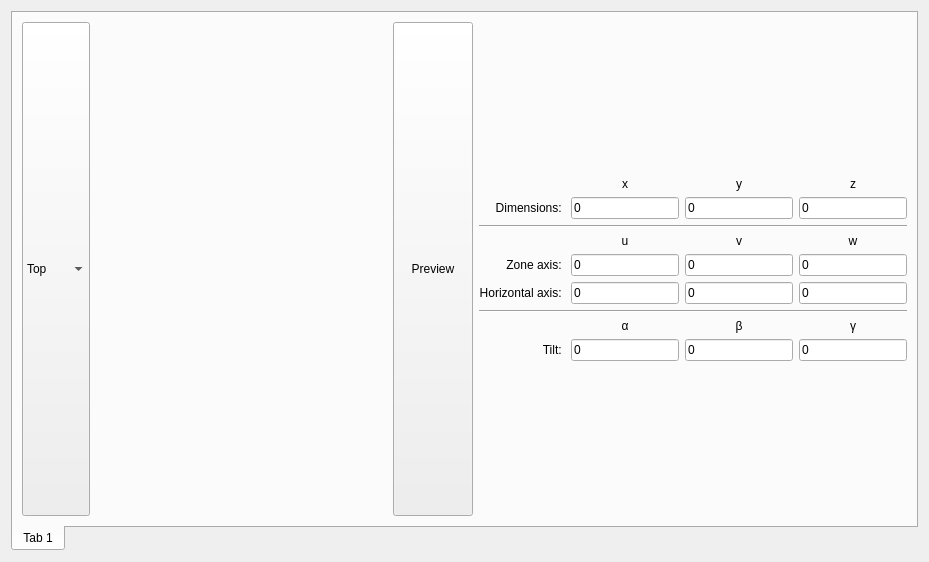
JJPPeters/clTEM, file src/gui/dialogs/settings/frames/cifcreatorframe.ui: the form before one commit.
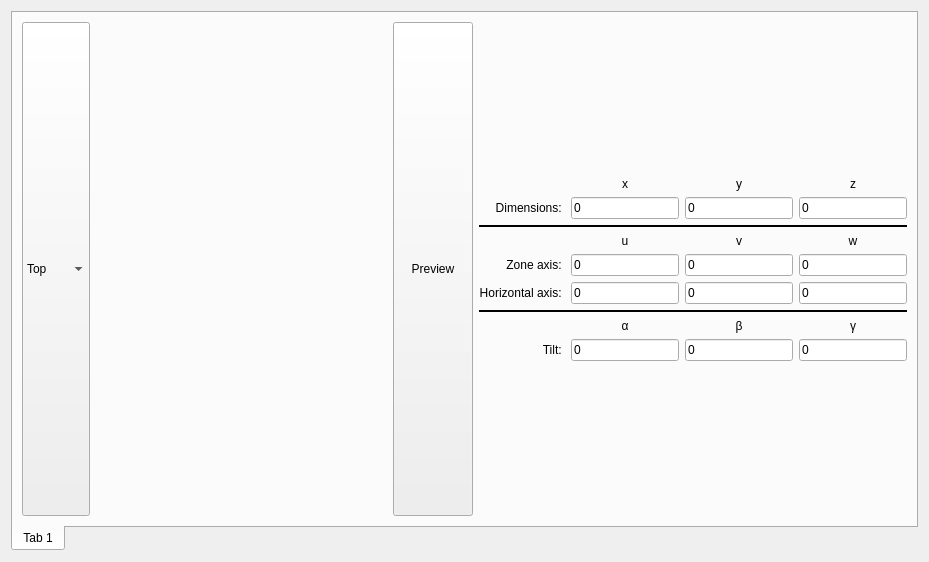
The form after the commit. Custom widgets are drawn as their Qt base class.

Patch:
```diff
--- a/src/gui/dialogs/settings/frames/cifcreatorframe.ui
+++ b/src/gui/dialogs/settings/frames/cifcreatorframe.ui
@@ -208,6 +208,12 @@
        </item>
        <item row="3" column="2" colspan="4">
         <widget class="Line" name="line_2">
+         <property name="frameShadow">
+          <enum>QFrame::Plain</enum>
+         </property>
+         <property name="lineWidth">
+          <number>2</number>
+         </property>
          <property name="orientation">
           <enum>Qt::Horizontal</enum>
          </property>
@@ -325,6 +331,12 @@
        </item>
        <item row="7" column="2" colspan="4">
         <widget class="Line" name="line">
+         <property name="frameShadow">
+          <enum>QFrame::Plain</enum>
+         </property>
+         <property name="lineWidth">
+          <number>2</number>
+         </property>
          <property name="orientation">
           <enum>Qt::Horizontal</enum>
          </property>
```
